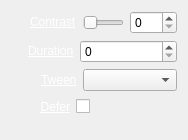
Qt form trunk/Widgets/Inspector/InspectorContrastWidget.ui (cambell-prince/casparcg-client) before a commit.
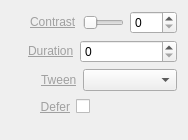
The same form after that commit.

```diff
--- a/trunk/Widgets/Inspector/InspectorContrastWidget.ui
+++ b/trunk/Widgets/Inspector/InspectorContrastWidget.ui
@@ -38,7 +38,7 @@
      <item>
       <widget class="QLabel" name="labelContrast">
        <property name="text">
-        <string>&lt;a href=&quot;Contrast&quot; style=&quot;color: white;&quot;&gt;Contrast&lt;/a&gt;</string>
+        <string>&lt;a href=&quot;Contrast&quot; style=&quot;color: #A0A0A0;&quot;&gt;Contrast&lt;/a&gt;</string>
        </property>
       </widget>
      </item>
@@ -85,7 +85,7 @@
      <item>
       <widget class="QLabel" name="labelDuration">
        <property name="text">
-        <string>&lt;a href=&quot;Duration&quot; style=&quot;color: white;&quot;&gt;Duration&lt;/a&gt;</string>
+        <string>&lt;a href=&quot;Duration&quot; style=&quot;color: #A0A0A0;&quot;&gt;Duration&lt;/a&gt;</string>
        </property>
       </widget>
      </item>
@@ -125,7 +125,7 @@
      <item>
       <widget class="QLabel" name="labelEasing">
        <property name="text">
-        <string>&lt;a href=&quot;Tween&quot; style=&quot;color: white;&quot;&gt;Tween&lt;/a&gt;</string>
+        <string>&lt;a href=&quot;Tween&quot; style=&quot;color: #A0A0A0;&quot;&gt;Tween&lt;/a&gt;</string>
        </property>
       </widget>
      </item>
@@ -162,7 +162,7 @@
      <item>
       <widget class="QLabel" name="labelDefer">
        <property name="text">
-        <string>&lt;a href=&quot;Defer&quot; style=&quot;color: white;&quot;&gt;Defer&lt;/a&gt;</string>
+        <string>&lt;a href=&quot;Defer&quot; style=&quot;color: #A0A0A0;&quot;&gt;Defer&lt;/a&gt;</string>
        </property>
        <property name="alignment">
         <set>Qt::AlignRight|Qt::AlignTrailing|Qt::AlignVCenter</set>
```
